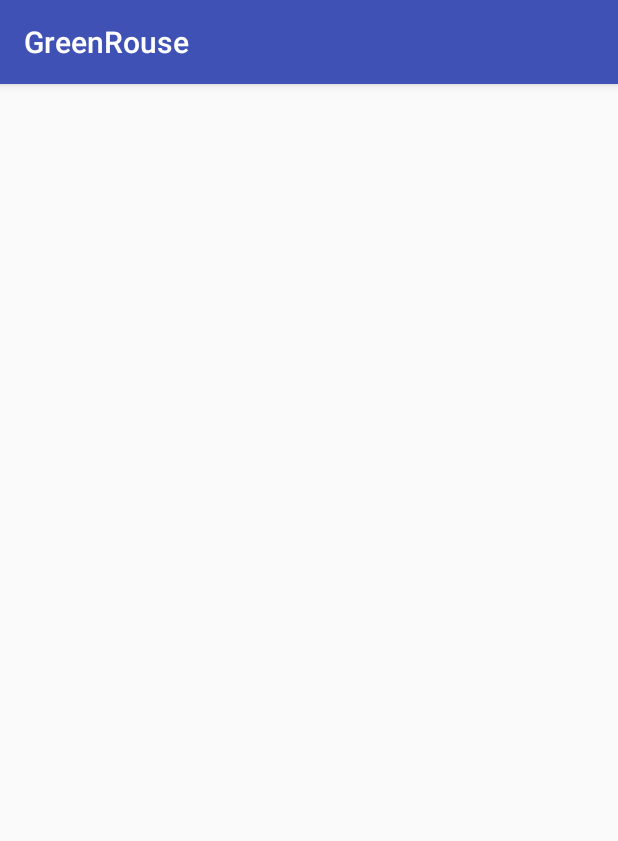
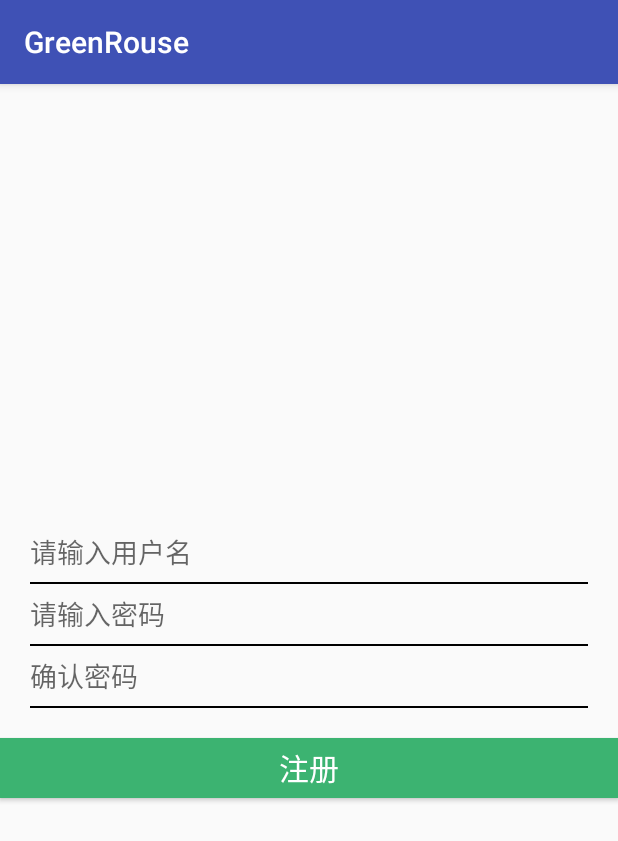
Before and after one commit to wangyejun/GreenRouse, an Android app: the RegisterActivity screen opened directly, with no data from a screen before it, on a phone screen of 412 x 824 dp. Shown: the top 841 px of the screen. Run offline under Robolectric (Android 15) with nearby library versions, the light colour scheme and no system bars.

Commit message:
Login/Register

```diff
--- a/app/build.gradle
+++ b/app/build.gradle
@@ -24,6 +24,8 @@ dependencies {
     androidTestCompile('com.android.support.test.espresso:espresso-core:2.2.2', {
         exclude group: 'com.android.support', module: 'support-annotations'
     })
+    compile 'cn.bmob.android:bmob-sdk:3.5.0'
+    compile 'cn.bmob.android:http-legacy:1.0'
     compile 'com.android.support:appcompat-v7:25.0.0'
     compile 'com.android.support.constraint:constraint-layout:1.0.0-beta3'
     testCompile 'junit:junit:4.12'
--- a/app/src/main/AndroidManifest.xml
+++ b/app/src/main/AndroidManifest.xml
@@ -1,6 +1,19 @@
 <?xml version="1.0" encoding="utf-8"?>
 <manifest xmlns:android="http://schemas.android.com/apk/res/android"
     package="com.example.niit.greenrouse">
+
+    <!--允许联网 -->
+    <uses-permission android:name="android.permission.INTERNET" />
+    <!--获取GSM（2g）、WCDMA（联通3g）等网络状态的信息  -->
+    <uses-permission android:name="android.permission.ACCESS_NETWORK_STATE" />
+    <!--获取wifi网络状态的信息 -->
+    <uses-permission android:name="android.permission.ACCESS_WIFI_STATE" />
+    <!--保持CPU 运转，屏幕和键盘灯有可能是关闭的,用于文件上传和下载 -->
+    <uses-permission android:name="android.permission.WAKE_LOCK" />
+    <!--获取sd卡写的权限，用于文件上传和下载-->
+    <uses-permission android:name="android.permission.WRITE_EXTERNAL_STORAGE" />
+    <!--允许读取手机状态 用于创建BmobInstallation-->
+    <uses-permission android:name="android.permission.READ_PHONE_STATE" />
 
     <application
         android:allowBackup="true"
@@ -9,14 +22,14 @@
         android:roundIcon="@mipmap/ic_launcher_round"
         android:supportsRtl="true"
         android:theme="@style/AppTheme">
-        <activity android:name=".LoginActivity">
+        <activity android:name=".Activity.LoginActivity">
             <intent-filter>
                 <action android:name="android.intent.action.MAIN" />
 
                 <category android:name="android.intent.category.LAUNCHER" />
             </intent-filter>
         </activity>
-        <activity android:name=".RegisterActivity"></activity>
+        <activity android:name=".Activity.RegisterActivity"></activity>
     </application>
 
 </manifest>
--- /dev/null
+++ b/app/src/main/java/com/example/niit/greenrouse/Activity/LoginActivity.java
@@ -0,0 +1,32 @@
+package com.example.niit.greenrouse.Activity;
+
+import android.support.v7.app.AppCompatActivity;
+import android.os.Bundle;
+import android.widget.Button;
+import android.widget.EditText;
+import android.widget.TextView;
+
+import com.example.niit.greenrouse.R;
+
+public class LoginActivity extends AppCompatActivity {
+
+    EditText LoginName;
+    EditText LoginPwd;
+    Button Login;
+    TextView Regist;
+
+    @Override
+    protected void onCreate(Bundle savedInstanceState) {
+        super.onCreate(savedInstanceState);
+        setContentView(R.layout.activity_login);
+        //控件初始化
+        initView();
+    }
+
+    private void  initView(){
+        LoginName = (EditText)findViewById(R.id.et_LoginName);
+        LoginPwd = (EditText)findViewById(R.id.et_LoginPwd);
+        Login = (Button)findViewById(R.id.btn_Regist);
+        Regist = (TextView)findViewById(R.id.tv_regist);
+     }
+}
--- /dev/null
+++ b/app/src/main/java/com/example/niit/greenrouse/Activity/RegisterActivity.java
@@ -0,0 +1,30 @@
+package com.example.niit.greenrouse.Activity;
+
+import android.support.v7.app.AppCompatActivity;
+import android.os.Bundle;
+import android.widget.Button;
+import android.widget.EditText;
+
+import com.example.niit.greenrouse.R;
+
+public class RegisterActivity extends AppCompatActivity {
+    EditText RegistName;
+    EditText RegistPwd;
+    EditText RegistPwd2;
+    Button Regist;
+
+    @Override
+    protected void onCreate(Bundle savedInstanceState) {
+        super.onCreate(savedInstanceState);
+        setContentView(R.layout.activity_register);
+        //控件初始化
+        initView();
+    }
+
+    private void initView(){
+        RegistName = (EditText)findViewById(R.id.et_RegistName);
+        RegistPwd = (EditText)findViewById(R.id.et_LoginPwd);
+        RegistPwd2 = (EditText)findViewById(R.id.et_RegistPwd2);
+        Regist = (Button)findViewById(R.id.btn_Regist);
+    }
+}
--- a/app/src/main/java/com/example/niit/greenrouse/LoginActivity.java
+++ /dev/null
@@ -1,13 +0,0 @@
-package com.example.niit.greenrouse;
-
-import android.support.v7.app.AppCompatActivity;
-import android.os.Bundle;
-
-public class LoginActivity extends AppCompatActivity {
-
-    @Override
-    protected void onCreate(Bundle savedInstanceState) {
-        super.onCreate(savedInstanceState);
-        setContentView(R.layout.activity_login);
-    }
-}
--- a/app/src/main/java/com/example/niit/greenrouse/RegisterActivity.java
+++ /dev/null
@@ -1,13 +0,0 @@
-package com.example.niit.greenrouse;
-
-import android.support.v7.app.AppCompatActivity;
-import android.os.Bundle;
-
-public class RegisterActivity extends AppCompatActivity {
-
-    @Override
-    protected void onCreate(Bundle savedInstanceState) {
-        super.onCreate(savedInstanceState);
-        setContentView(R.layout.activity_register);
-    }
-}
--- a/app/src/main/res/layout/activity_login.xml
+++ b/app/src/main/res/layout/activity_login.xml
@@ -5,7 +5,7 @@
     android:layout_width="match_parent"
     android:layout_height="match_parent"
     android:orientation="vertical"
-    tools:context="com.example.niit.greenrouse.LoginActivity">
+    tools:context="com.example.niit.greenrouse.Activity.LoginActivity">
 
 
     <LinearLayout
--- a/app/src/main/res/layout/activity_register.xml
+++ b/app/src/main/res/layout/activity_register.xml
@@ -1,9 +1,79 @@
 <?xml version="1.0" encoding="utf-8"?>
-<android.support.constraint.ConstraintLayout xmlns:android="http://schemas.android.com/apk/res/android"
-    xmlns:app="http://schemas.android.com/apk/res-auto"
+<LinearLayout
+    xmlns:android="http://schemas.android.com/apk/res/android"
     xmlns:tools="http://schemas.android.com/tools"
     android:layout_width="match_parent"
     android:layout_height="match_parent"
-    tools:context="com.example.niit.greenrouse.RegisterActivity">
+    tools:context="com.example.niit.greenrouse.Activity.RegisterActivity">
 
-</android.support.constraint.ConstraintLayout>
+    <LinearLayout
+        android:layout_width="match_parent"
+        android:layout_height="match_parent"
+        android:gravity="center"
+        android:orientation="vertical">
+
+        <EditText
+            android:id="@+id/et_RegistName"
+            android:layout_width="match_parent"
+            android:layout_height="40dp"
+            android:layout_marginLeft="20dp"
+            android:layout_marginRight="20dp"
+            android:background="@android:color/transparent"
+            android:ems="10"
+            android:hint="请输入用户名"
+            android:inputType="text" />
+
+        <View
+            android:layout_width="match_parent"
+            android:layout_height="1dp"
+            android:layout_marginLeft="20dp"
+            android:layout_marginRight="20dp"
+            android:background="#000000" />
+
+        <EditText
+            android:id="@+id/et_RegistPwd"
+            android:layout_width="match_parent"
+            android:layout_height="40dp"
+            android:layout_marginLeft="20dp"
+            android:layout_marginRight="20dp"
+            android:background="@android:color/transparent"
+            android:ems="10"
+            android:hint="请输入密码"
+            android:inputType="textPassword" />
+
+        <View
+            android:layout_width="match_parent"
+            android:layout_height="1dp"
+            android:layout_marginLeft="20dp"
+            android:layout_marginRight="20dp"
+            android:background="#000000" />
+
+        <EditText
+            android:id="@+id/et_RegistPwd2"
+            android:layout_width="match_parent"
+            android:layout_height="40dp"
+            android:layout_marginLeft="20dp"
+            android:layout_marginRight="20dp"
+            android:background="@android:color/transparent"
+            android:ems="10"
+            android:hint="确认密码"
+            android:inputType="textPassword" />
+
+        <View
+            android:layout_width="match_parent"
+            android:layout_height="1dp"
+            android:layout_marginLeft="20dp"
+            android:layout_marginRight="20dp"
+            android:background="#000000" />
+
+        <Button
+            android:id="@+id/btn_Regist"
+            android:layout_width="match_parent"
+            android:layout_height="40dp"
+            android:layout_marginTop="20dp"
+            android:background="#3CB371"
+            android:text="注册"
+            android:textColor="#ffffff"
+            android:textSize="20sp" />
+    </LinearLayout>
+</LinearLayout>
--- a/build.gradle
+++ b/build.gradle
@@ -15,6 +15,7 @@ buildscript {
 allprojects {
     repositories {
         jcenter()
+        maven { url "https://raw.github.com/bmob/bmob-android-sdk/master"}
     }
 }
 
```
